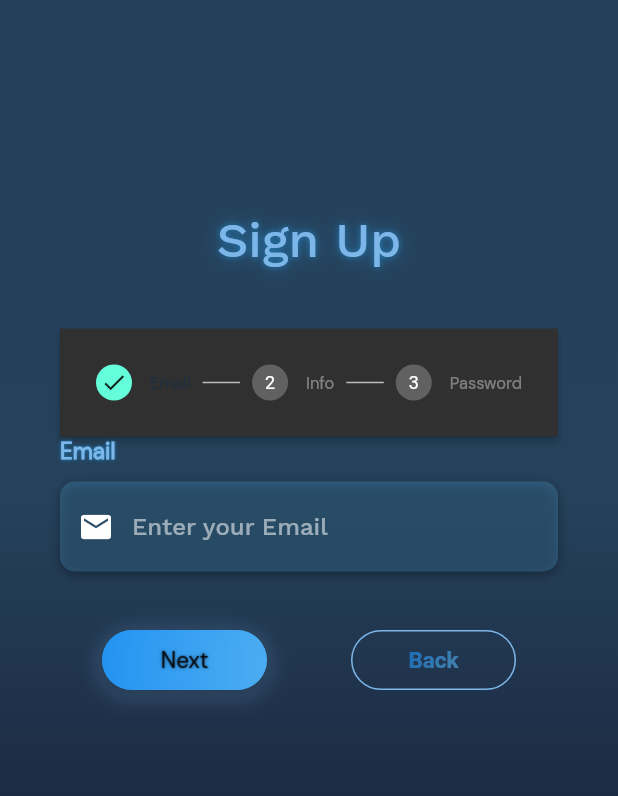
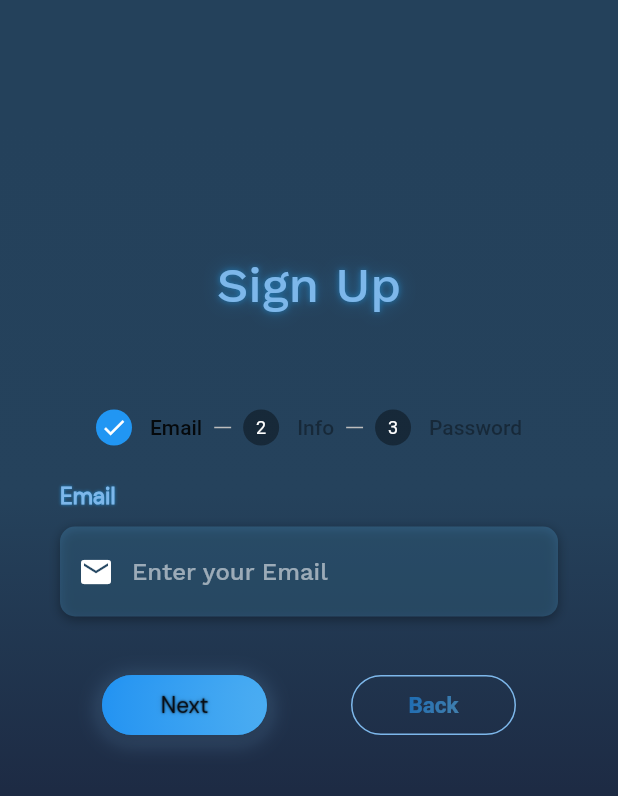
Before and after one commit to MoneyTrackScope/MoneyTrack.Mobile, a Flutter app: the screen it shows after launch, on a phone screen of 412 x 824 dp. Shown: the top 796 px of the screen. Run offline on Flutter 3.47's test engine with Material 2 defaults, Android fonts, the phone set to English and light mode, and no system bars; our stand-ins replace datetime_picker_formfield, decimal, equatable, flutter_secure_storage, get_it, grouped_list and 1 more.

Commit message:
partial stepper fix

```diff
--- a/lib/src/pages/login/signUp_page.dart
+++ b/lib/src/pages/login/signUp_page.dart
@@ -92,7 +92,7 @@ class _SignUpPageState extends State<SignUpPage> {
               icon: Icons.lock),
         ),
         Padding(
-          padding: const EdgeInsets.only(bottom: 15),
+          padding: const EdgeInsets.only(bottom: 50),
           child: InputWithLabel(
               controller: _confirmPasswordController,
               label: 'Confirm Password',
@@ -114,13 +114,15 @@ class _SignUpPageState extends State<SignUpPage> {
             mainAxisAlignment: MainAxisAlignment.center,
             children: [
               Padding(
-                padding: const EdgeInsets.only(bottom: 40, top: 100),
+                padding: const EdgeInsets.only(bottom: 40, top: 130),
                 child: Text('Sign Up', style: theme.titleTextStyle),
               ),
               Expanded(
+                  child: Theme(
+                data: ThemeData(canvasColor: Colors.transparent),
                 child: CustomStepper(
+                    elevation: 0,
                     type: StepperType.horizontal,
-                    currentStep: _currentStep,
                     margin: EdgeInsets.zero,
                     physics: const ScrollPhysics(),
                     onStepTapped: (int step) =>
@@ -189,7 +191,7 @@ class _SignUpPageState extends State<SignUpPage> {
                         ),
                       ),
                     ]),
-              )
+              )),
             ],
           )),
     ));
```
